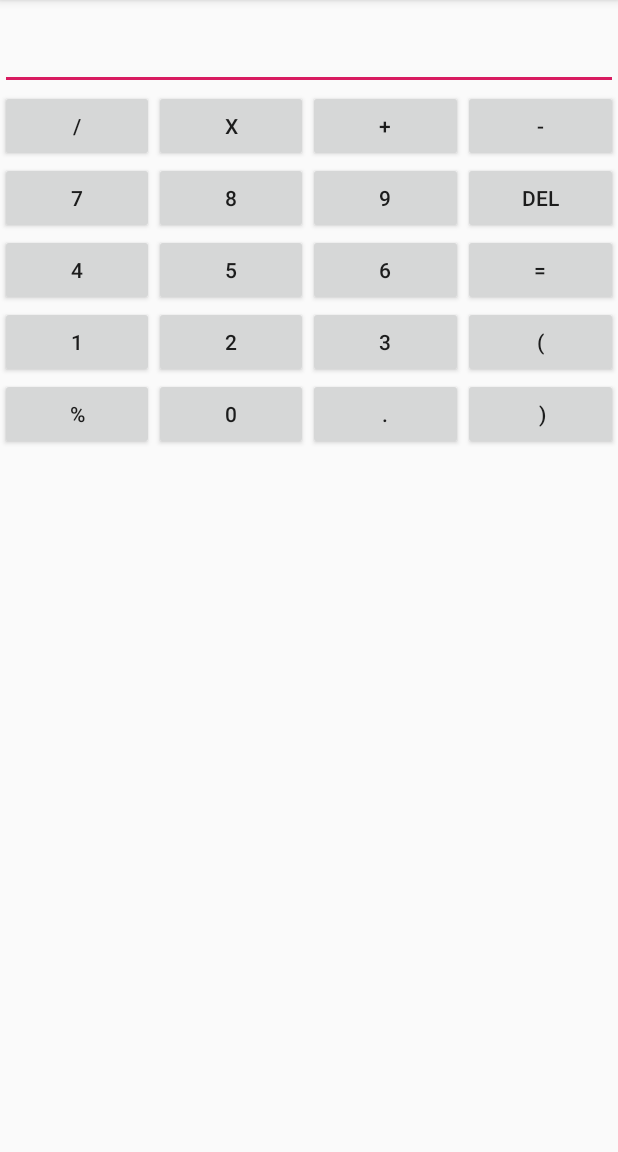
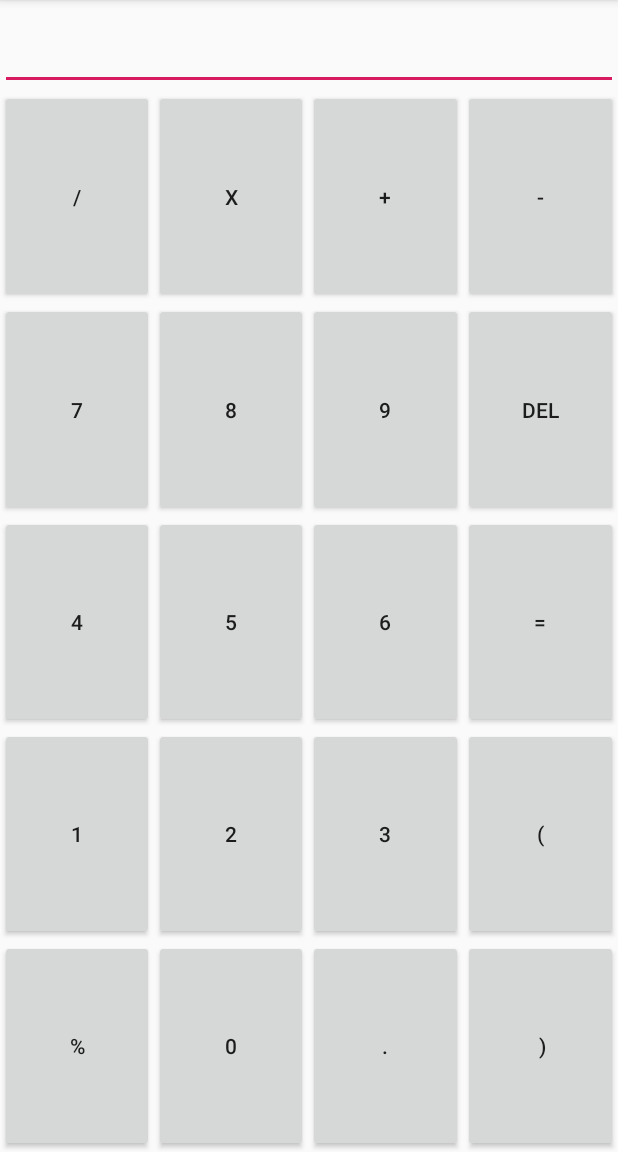
Before and after one commit to Hezel254/Simple-Calculator, an Android app: the screen it shows after launch (MainActivity), on a phone screen of 412 x 824 dp, the part 84-1236 px from its top. Run offline under Robolectric (Android 15) with nearby library versions, the light colour scheme and no system bars.

Commit message:
button resize

```diff
--- a/app/src/main/res/layout/activity_main.xml
+++ b/app/src/main/res/layout/activity_main.xml
@@ -16,171 +16,176 @@
         android:inputType="text" />
 
     <LinearLayout
+        android:layout_weight="1"
         android:layout_width="match_parent"
-        android:layout_height="wrap_content"
+        android:layout_height="match_parent"
         android:orientation="horizontal">
 
         <Button
             android:id="@+id/button_division"
             android:layout_width="wrap_content"
-            android:layout_height="wrap_content"
+            android:layout_height="match_parent"
             android:layout_weight="1"
             android:text="/" />
 
         <Button
             android:id="@+id/button_multiplication"
             android:layout_width="wrap_content"
-            android:layout_height="wrap_content"
+            android:layout_height="match_parent"
             android:layout_weight="1"
             android:text="X" />
 
         <Button
             android:id="@+id/button_addition"
             android:layout_width="wrap_content"
-            android:layout_height="wrap_content"
+            android:layout_height="match_parent"
             android:layout_weight="1"
             android:text="+" />
 
         <Button
             android:id="@+id/button_subtraction"
             android:layout_width="wrap_content"
-            android:layout_height="wrap_content"
+            android:layout_height="match_parent"
             android:layout_weight="1"
             android:text="-" />
     </LinearLayout>
 
     <LinearLayout
+        android:layout_weight="1"
         android:layout_width="match_parent"
-        android:layout_height="wrap_content"
+        android:layout_height="match_parent"
         android:orientation="horizontal">
 
         <Button
             android:id="@+id/button_7"
             android:layout_width="wrap_content"
-            android:layout_height="wrap_content"
+            android:layout_height="match_parent"
             android:layout_weight="1"
             android:text="7" />
 
         <Button
             android:id="@+id/button_8"
             android:layout_width="wrap_content"
-            android:layout_height="wrap_content"
+            android:layout_height="match_parent"
             android:layout_weight="1"
             android:text="8" />
 
         <Button
             android:id="@+id/button_9"
             android:layout_width="wrap_content"
-            android:layout_height="wrap_content"
+            android:layout_height="match_parent"
             android:layout_weight="1"
             android:text="9" />
 
         <Button
             android:id="@+id/button_delete"
             android:layout_width="wrap_content"
-            android:layout_height="wrap_content"
+            android:layout_height="match_parent"
             android:layout_weight="1"
             android:text="Del" />
     </LinearLayout>
 
     <LinearLayout
+        android:layout_weight="1"
         android:layout_width="match_parent"
-        android:layout_height="wrap_content"
+        android:layout_height="match_parent"
         android:orientation="horizontal">
 
         <Button
             android:id="@+id/button_4"
             android:layout_width="wrap_content"
-            android:layout_height="wrap_content"
+            android:layout_height="match_parent"
             android:layout_weight="1"
             android:text="4" />
 
         <Button
             android:id="@+id/button_5"
             android:layout_width="wrap_content"
-            android:layout_height="wrap_content"
+            android:layout_height="match_parent"
             android:layout_weight="1"
             android:text="5" />
 
         <Button
             android:id="@+id/button_6"
             android:layout_width="wrap_content"
-            android:layout_height="wrap_content"
+            android:layout_height="match_parent"
             android:layout_weight="1"
             android:text="6" />
 
         <Button
             android:id="@+id/button_equals"
             android:layout_width="wrap_content"
-            android:layout_height="wrap_content"
+            android:layout_height="match_parent"
             android:layout_weight="1"
             android:text="=" />
     </LinearLayout>
 
     <LinearLayout
+        android:layout_weight="1"
         android:layout_width="match_parent"
-        android:layout_height="wrap_content"
+        android:layout_height="match_parent"
         android:orientation="horizontal">
 
         <Button
             android:id="@+id/button_1"
             android:layout_width="wrap_content"
-            android:layout_height="wrap_content"
+            android:layout_height="match_parent"
             android:layout_weight="1"
             android:text="1" />
 
         <Button
             android:id="@+id/button_2"
             android:layout_width="wrap_content"
-            android:layout_height="wrap_content"
+            android:layout_height="match_parent"
             android:layout_weight="1"
             android:text="2" />
 
         <Button
             android:id="@+id/button_3"
             android:layout_width="wrap_content"
-            android:layout_height="wrap_content"
+            android:layout_height="match_parent"
             android:layout_weight="1"
             android:text="3" />
 
         <Button
             android:id="@+id/button_open_bracket"
             android:layout_width="wrap_content"
-            android:layout_height="wrap_content"
+            android:layout_height="match_parent"
             android:layout_weight="1"
             android:text="(" />
     </LinearLayout>
 
     <LinearLayout
+        android:layout_weight="1"
         android:layout_width="match_parent"
-        android:layout_height="wrap_content"
+        android:layout_height="match_parent"
         android:orientation="horizontal">
 
         <Button
             android:id="@+id/button_percent"
             android:layout_width="wrap_content"
-            android:layout_height="wrap_content"
+            android:layout_height="match_parent"
             android:layout_weight="1"
             android:text="%" />
 
         <Button
             android:id="@+id/button_0"
             android:layout_width="wrap_content"
-            android:layout_height="wrap_content"
+            android:layout_height="match_parent"
             android:layout_weight="1"
             android:text="0" />
 
         <Button
             android:id="@+id/button_dot"
             android:layout_width="wrap_content"
-            android:layout_height="wrap_content"
+            android:layout_height="match_parent"
             android:layout_weight="1"
             android:text="." />
 
         <Button
             android:id="@+id/button_closing_bracket"
             android:layout_width="wrap_content"
-            android:layout_height="wrap_content"
+            android:layout_height="match_parent"
             android:layout_weight="1"
             android:text=" )" />
     </LinearLayout>
```
